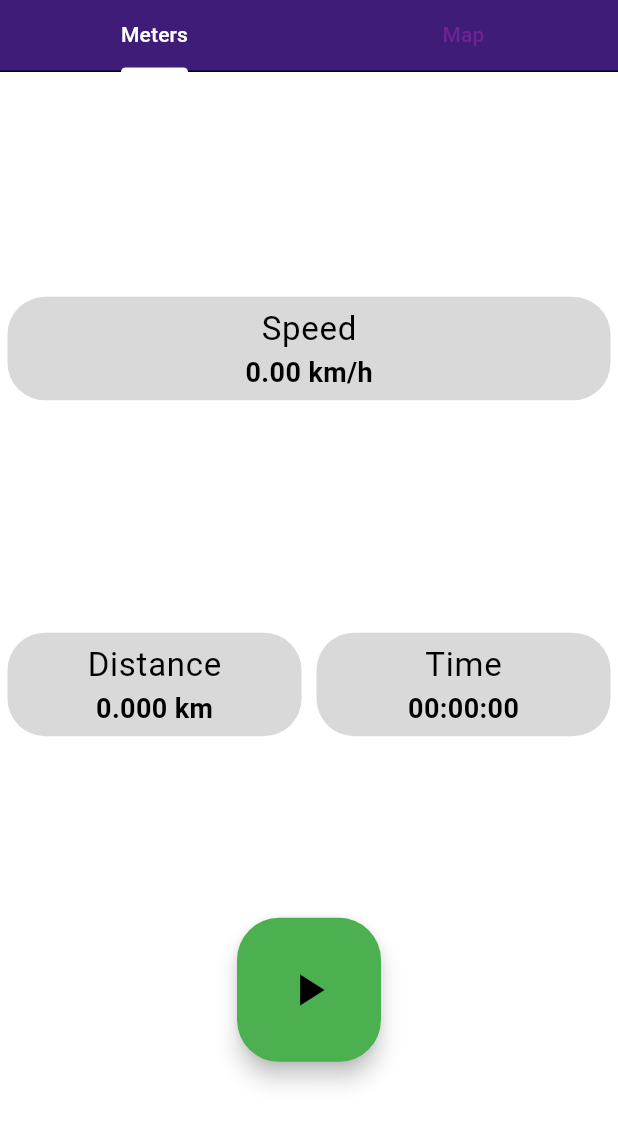
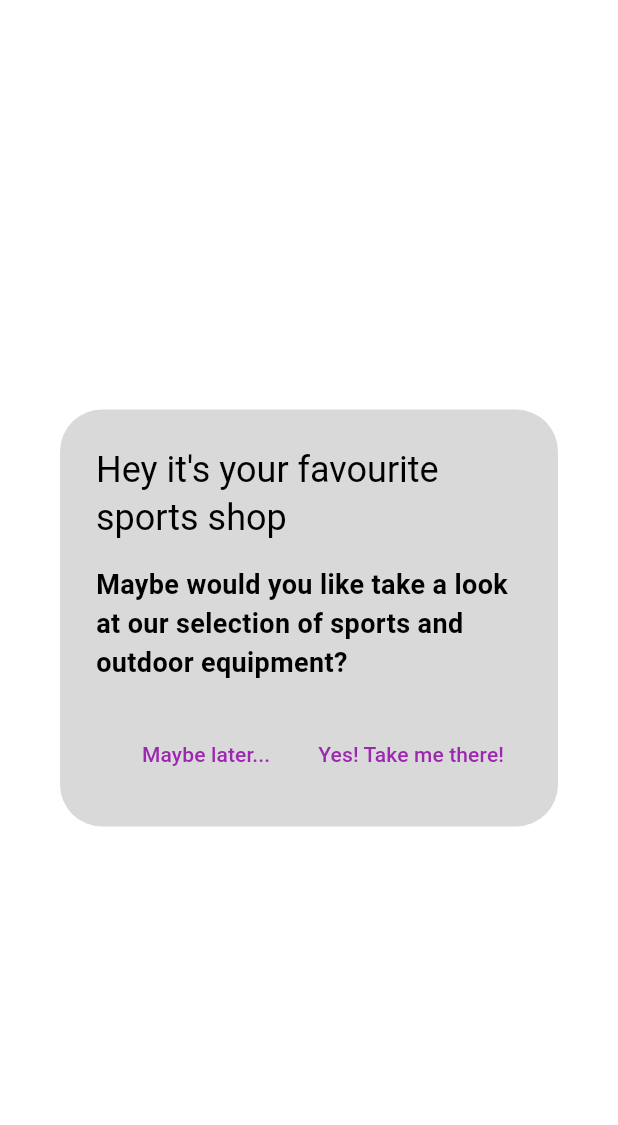
Before and after one commit to marcinmielni/Traqer, a Flutter app: the screen it shows after launch, after a tap on "Start training!", on a phone screen of 412 x 824 dp. Shown: the top 1125 px of the screen. Run offline on Flutter 3.47's test engine with Material 3 defaults, Android fonts, the light colour scheme and no system bars; our stand-ins replace flutter_map, flutter_speed_dial, geolocator, latlong2, location and 1 more; missing offline and left inert: dart:ffi, flutter_map_location_marker, gpx.

Commit message:
added popup window and GPC signkey

```diff
--- /dev/null
+++ b/lib/Utils/ShopDialog.dart
@@ -0,0 +1,38 @@
+import 'package:flutter/material.dart';
+import 'package:url_launcher/url_launcher.dart';
+
+class ShopDialog extends StatefulWidget {
+  const ShopDialog({super.key});
+
+  @override
+  State<ShopDialog> createState() => _ShopDialogState();
+}
+
+class _ShopDialogState extends State<ShopDialog>{
+
+  Future<void> _launchInWebView(Uri url) async {
+    if (!await launchUrl(url, mode: LaunchMode.inAppWebView)) {
+      throw Exception('Could not launch $url');
+    }
+  }
+
+  @override
+  Widget build(BuildContext context) {
+    final Uri toLaunch =
+    Uri(scheme: 'https', host: 'www.bergfreunde.eu', path: '/'); //przykładowy adres sklepu
+    return AlertDialog(
+        title: const Text("Hey it's your favourite sports shop"),
+        content: const Text("Maybe would you like take a look at our selection of sports and outdoor equipment?"),
+        actions: <Widget>[
+          TextButton(
+            onPressed: () => Navigator.pop(context),
+            child: const Text('Maybe later...'),
+          ),
+          TextButton(
+            onPressed: () => _launchInWebView(toLaunch),
+            child: const Text('Yes! Take me there!'),
+          ),
+        ],
+      );
+  }
+}
--- a/lib/Views/Widgets/menu.dart
+++ b/lib/Views/Widgets/menu.dart
@@ -2,7 +2,9 @@ import 'package:flutter/material.dart';
 import 'package:flutter_speed_dial/flutter_speed_dial.dart';
 import 'package:traqer/Views/my_activities.dart';
 import 'package:traqer/Views/about.dart';
+import '../../Utils/ShopDialog.dart';
 import '../settings.dart';
+
 
 
 
@@ -14,6 +16,12 @@ class Menu extends StatefulWidget {
 }
 
 class _MenuState extends State<Menu> {
+
+  void _showDialog(){
+    setState(() {
+      showDialog(context: context, builder: (BuildContext context) => const ShopDialog());
+    });
+  }
 
   @override
   Widget build(BuildContext context) {
@@ -43,7 +51,7 @@ class _MenuState extends State<Menu> {
             onTap: () {
               Navigator.push(context,
                   MaterialPageRoute(builder: (context) =>
-                  MyActivities()
+                  const MyActivities()
                   )
               );
             }
@@ -60,6 +68,14 @@ class _MenuState extends State<Menu> {
             );
           }
         ),
+        SpeedDialChild(
+            labelStyle: Theme.of(context).textTheme.bodySmall,
+            child: const Icon(Icons.shopping_bag),
+            label: "Shop",
+            onTap: () {
+              _showDialog();
+            }
+        ),
       ],
     );
   }
--- a/lib/Views/home.dart
+++ b/lib/Views/home.dart
@@ -6,6 +6,7 @@ import 'package:traqer/Models/track_reader.dart';
 import 'package:traqer/Views/Widgets/menu.dart';
 import 'package:traqer/Views/Widgets/meter.dart';
 import 'package:traqer/Views/training_live.dart';
+import 'package:traqer/Utils/ShopDialog.dart';
 
 
 class Home extends StatefulWidget {
@@ -45,6 +46,7 @@ class _HomeState extends State<Home> {
     super.initState();
   }
 
+
   @override
   Widget build(BuildContext context) {
     return
@@ -65,23 +67,23 @@ class _HomeState extends State<Home> {
                   Text("Start training!", style: TextStyle(fontSize: 40, color: Colors.green)),
                 ],),
               onPressed: () {
+                Navigator.push(context, MaterialPageRoute(builder: (BuildContext context) => const ShopDialog())).then((_) {
                     Navigator.push(
                       context,
                       MaterialPageRoute(
-                      builder: (context) => const TrainingLive()
-                  ),
+                          builder: (context) => const TrainingLive()),
                     ).then((_) {
                       _getSevenDaysDistance().then((value) {
                         setState(() {
                           sevenDaysDistance = value;
                         });
                       });
-                  _getSevenDaysTime().then((value){
+                      _getSevenDaysTime().then((value) {
                         setState(() {
                           sevenDaysTime = value;
                         });
-                  }
-                  );
+                      });
+                    });
                   });
               },
             ),
--- a/pubspec.yaml
+++ b/pubspec.yaml
@@ -3,7 +3,7 @@ description: Eng thesis proj
 
 publish_to: 'none'
 
-version: 1.0.0+1
+version: 1.0.2+3
 
 environment:
   sdk: '3.2.6'
@@ -24,6 +24,7 @@ dependencies:
   cupertino_icons: ^1.0.2
   flutter_map_location_marker: ^8.0.4
   provider: ^6.1.2
+  url_launcher: ^6.2.6
 
 dev_dependencies:
   flutter_test:
```
Also changed, not shown: pubspec.lock, 1 other file. Lines whose indentation alone changed are shown as unchanged.
